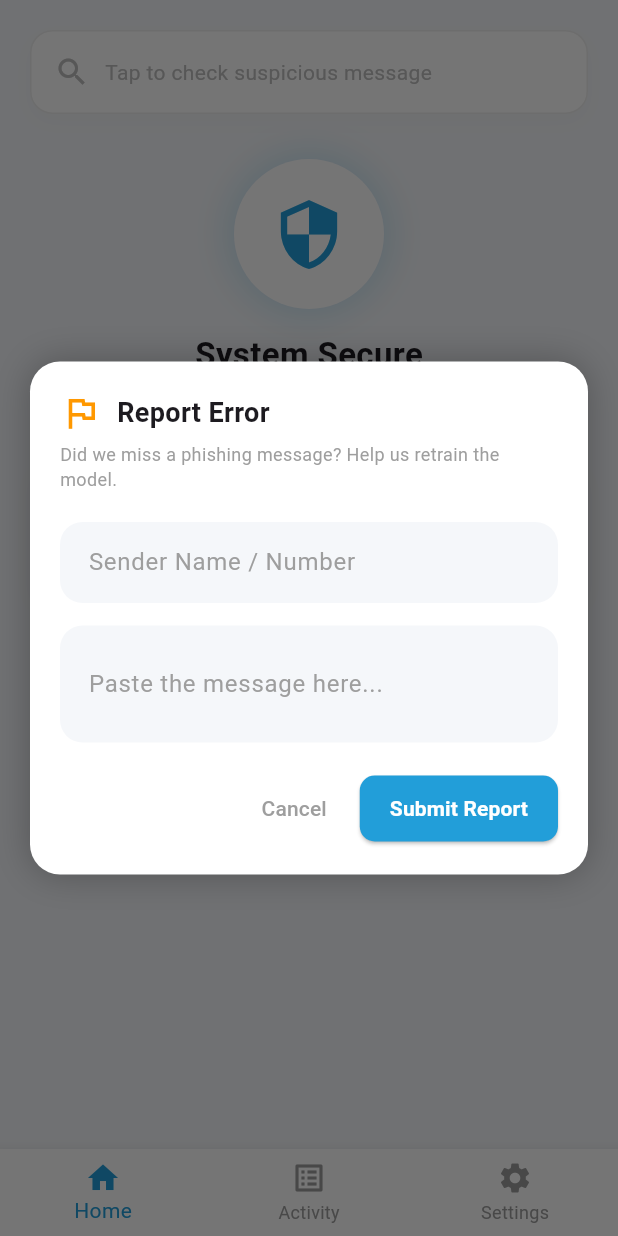
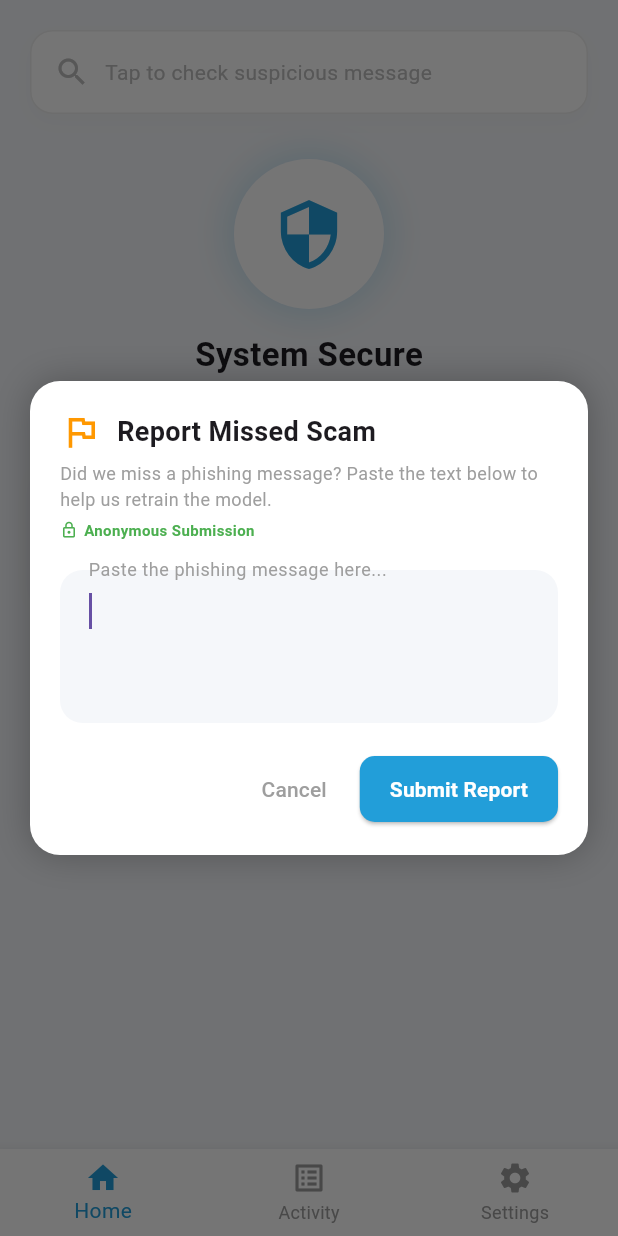
Before and after one commit to Hedgie06/PhishWatch, a Flutter app: the screen it shows after launch, after a tap on the "gpp bad" icon, after a tap on "Report", on a phone screen of 412 x 824 dp. Run offline on Flutter 3.47's test engine with Material 3 defaults, Android fonts, the phone set to English and light mode, and no system bars; our stand-ins replace cloud_firestore, firebase_auth, firebase_core, flutter_local_notifications, shared_preferences; accounts and stored records are empty.

```diff
--- a/lib/main.dart
+++ b/lib/main.dart
@@ -1,24 +1,26 @@
 import 'package:flutter/material.dart';
 import 'package:provider/provider.dart';
+import 'package:firebase_core/firebase_core.dart'; // 1. IMPORT THIS
+
 import 'providers/app_state.dart';
 import 'services/notification_service.dart';
 import 'services/api_service.dart';
-import 'services/storage_service.dart'; // Make sure this file exists!
+import 'services/storage_service.dart';
 import 'services/alert_service.dart';
-
-// The NEW UI
 import 'views/home_screen.dart';
 
 void main() async {
   WidgetsFlutterBinding.ensureInitialized();
 
-  // Keep your existing local notification setup
   await AlertService.init();
+
+  // 2. ADD THIS LINE
+  // This turns on the connection to your google-services.json file
+  await Firebase.initializeApp();
 
   runApp(
     MultiProvider(
       providers: [
-        // This injects the "Brain" (AppState) into the app
         ChangeNotifierProvider(
           create: (_) => AppState(
             notificationService: NotificationService(),
@@ -43,9 +45,8 @@ class PhishWatchApp extends StatelessWidget {
       theme: ThemeData(
         primarySwatch: Colors.blue,
         useMaterial3: true,
-        scaffoldBackgroundColor: Color(0xFFF5F7FA), // Matches your new UI background
+        scaffoldBackgroundColor: Color(0xFFF5F7FA),
       ),
-      // Point to the NEW Home Screen
       home: HomeScreen(),
     );
   }
--- a/lib/views/home_dashboard.dart
+++ b/lib/views/home_dashboard.dart
@@ -114,7 +114,8 @@ class HomeDashboard extends StatelessWidget {
                   () => launchUrl(Uri.parse('https://t.me/AsamAlert'))),
               _buildActionCard(context, Icons.menu_book, "Library", "Learn tactics", () {}),
               _buildActionCard(context, Icons.flag_outlined, "Report", "Flag error",
-                  () => _showReportDialog(context)),
+                  // Pass 'appState' here
+                  () => _showReportDialog(context, appState)),
             ],
           ),
 
@@ -270,14 +271,21 @@ void _showManualScanDialog(BuildContext context, AppState appState) {
     );
   }
 
-  // Helper: Report Dialog (Unchanged)
-void _showReportDialog(BuildContext context) {
-    // We don't need a text controller immediately unless you plan to validate
-    // But we use FocusNode to handle keyboard smooth appearance if needed
+  void _showReportDialog(BuildContext context, AppState appState) {
+    // Only need the message controller now
+    final TextEditingController _msgController = TextEditingController();
+    final FocusNode _focusNode = FocusNode();
+
+    // Smooth focus delay
+    Future.delayed(Duration(milliseconds: 600), () {
+      if (_focusNode.canRequestFocus) {
+        _focusNode.requestFocus();
+      }
+    });
 
     Navigator.of(context).push(
       PageRouteBuilder(
-        opaque: false, // Transparent background
+        opaque: false,
         barrierDismissible: true,
         barrierColor: Colors.black54,
         transitionDuration: Duration(milliseconds: 500),
@@ -285,10 +293,9 @@ void _showReportDialog(BuildContext context) {
 
           return Scaffold(
             backgroundColor: Colors.transparent,
-            resizeToAvoidBottomInset: false, // We handle layout manually
+            resizeToAvoidBottomInset: false,
             body: LayoutBuilder(
               builder: (context, constraints) {
-                // Calculate available height above keyboard
                 final bottomInset = MediaQuery.of(context).viewInsets.bottom;
                 final availableHeight = constraints.maxHeight - bottomInset - 40;
 
@@ -312,7 +319,7 @@ void _showReportDialog(BuildContext context) {
                           child: Container(
                             margin: EdgeInsets.all(20),
                             constraints: BoxConstraints(
-                              maxHeight: availableHeight > 0 ? availableHeight : 400,
+                              maxHeight: availableHeight > 0 ? availableHeight : 450,
                             ),
                             decoration: BoxDecoration(
                               color: Colors.white,
@@ -328,39 +335,34 @@ void _showReportDialog(BuildContext context) {
                                   children: [
                                     Icon(Icons.flag_outlined, color: Colors.orange, size: 28),
                                     SizedBox(width: 10),
-                                    Text("Report Error", style: TextStyle(fontSize: 18, fontWeight: FontWeight.bold)),
+                                    Text("Report Missed Scam", style: TextStyle(fontSize: 18, fontWeight: FontWeight.bold)),
                                   ],
                                 ),
                                 SizedBox(height: 5),
-                                Text("Did we miss a phishing message? Help us retrain the model.",
+                                Text("Did we miss a phishing message? Paste the text below to help us retrain the model.",
                                   style: TextStyle(fontSize: 12, color: Colors.grey)),
+
+                                SizedBox(height: 5),
+                                // Privacy Badge
+                                Row(
+                                  children: [
+                                    Icon(Icons.lock_outline, size: 12, color: Colors.green),
+                                    SizedBox(width: 4),
+                                    Text("Anonymous Submission", style: TextStyle(fontSize: 10, color: Colors.green, fontWeight: FontWeight.bold)),
+                                  ],
+                                ),
 
                                 SizedBox(height: 20),
 
-                                // Input 1: Sender
+                                // INPUT: Message Content
                                 TextField(
+                                  controller: _msgController,
+                                  focusNode: _focusNode, // Auto-focus the message field
+                                  maxLines: 5,
+                                  minLines: 3,
                                   decoration: InputDecoration(
-                                    labelText: "Sender Name / Number",
-                                    labelStyle: TextStyle(color: Colors.grey),
-                                    filled: true,
-                                    fillColor: Color(0xFFF5F7FA), // Clean Grey
-                                    // 🔴 REMOVES THE BLACK OUTLINE:
-                                    border: OutlineInputBorder(
-                                      borderRadius: BorderRadius.circular(15),
-                                      borderSide: BorderSide.none,
-                                    ),
-                                    contentPadding: EdgeInsets.all(15),
-                                  ),
-                                ),
-
-                                SizedBox(height: 15),
-
-                                // Input 2: Message
-                                TextField(
-                                  maxLines: 4,
-                                  minLines: 2,
-                                  decoration: InputDecoration(
-                                    labelText: "Paste the message here...",
+                                    labelText: "Paste the phishing message here...",
+                                    alignLabelWithHint: true,
                                     labelStyle: TextStyle(color: Colors.grey),
                                     filled: true,
                                     fillColor: Color(0xFFF5F7FA),
@@ -384,12 +386,33 @@ void _showReportDialog(BuildContext context) {
                                     ),
                                     SizedBox(width: 10),
                                     ElevatedButton(
-                                      onPressed: () {
-                                        // TODO: Firebase Logic
-                                        Navigator.pop(context);
-                                        ScaffoldMessenger.of(context).showSnackBar(
-                                          SnackBar(content: Text("Report sent! Thank you.")),
-                                        );
+                                      onPressed: () async { // 1. Made async
+                                        if (_msgController.text.isNotEmpty) {
+                                          try {
+                                            // 2. Call the submit function
+                                            await appState.submitReport(_msgController.text);
+
+                                            // 3. Close dialog & Show Success
+                                            if (context.mounted) {
+                                              Navigator.pop(context);
+                                              ScaffoldMessenger.of(context).showSnackBar(
+                                                SnackBar(
+                                                  content: Text("Report sent securely!"),
+                                                  backgroundColor: Colors.green
+                                                ),
+                                              );
+                                            }
+                                          } catch (e) {
+                                            if (context.mounted) {
+                                              ScaffoldMessenger.of(context).showSnackBar(
+                                                SnackBar(
+                                                  content: Text("Failed to send. Check logs."),
+                                                  backgroundColor: Colors.red
+                                                ),
+                                              );
+                                            }
+                                          }
+                                        }
                                       },
                                       style: ElevatedButton.styleFrom(
                                         backgroundColor: Color(0xFF229ED9),
--- a/lib/views/settings_page.dart
+++ b/lib/views/settings_page.dart
@@ -12,9 +12,11 @@ class SettingsPage extends StatelessWidget {
       child: Column(
         crossAxisAlignment: CrossAxisAlignment.start,
         children: [
+          // Header
           Text("Settings", style: TextStyle(fontSize: 22, fontWeight: FontWeight.bold)),
           SizedBox(height: 20),
 
+          // 1. Real-time Protection Switch
           Container(
             padding: EdgeInsets.all(15),
             decoration: BoxDecoration(color: Colors.white, borderRadius: BorderRadius.circular(15)),
@@ -36,7 +38,62 @@ class SettingsPage extends StatelessWidget {
               ],
             ),
           ),
+
+          SizedBox(height: 15),
+
+          // 2. Clear History Button (ADDED HERE)
+          GestureDetector(
+             onTap: () {
+               // Show Confirmation Dialog
+               showDialog(
+                 context: context,
+                 builder: (context) => AlertDialog(
+                   backgroundColor: Colors.white,
+                   surfaceTintColor: Colors.transparent,
+                   title: Text("Clear History?"),
+                   content: Text("This will permanently delete all scan logs."),
+                   actions: [
+                     TextButton(
+                       onPressed: () => Navigator.pop(context),
+                       child: Text("Cancel", style: TextStyle(color: Colors.grey))
+                     ),
+                     TextButton(
+                       onPressed: () {
+                         // Calls the clear function in AppState
+                         Provider.of<AppState>(context, listen: false).clearHistory();
+                         Navigator.pop(context); // Close dialog
+
+                         ScaffoldMessenger.of(context).showSnackBar(
+                           SnackBar(
+                             content: Text("History cleared!"),
+                             backgroundColor: Colors.red,
+                             duration: Duration(seconds: 1),
+                           )
+                         );
+                       },
+                       child: Text("Clear", style: TextStyle(color: Colors.red, fontWeight: FontWeight.bold))
+                     ),
+                   ],
+                 ),
+               );
+             },
+             child: Container(
+               width: double.infinity,
+               padding: EdgeInsets.all(15),
+               decoration: BoxDecoration(color: Colors.white, borderRadius: BorderRadius.circular(15)),
+               child: Row(
+                 children: [
+                   Icon(Icons.delete_outline, color: Colors.red),
+                   SizedBox(width: 15),
+                   Text("Clear Scan History", style: TextStyle(color: Colors.red, fontWeight: FontWeight.bold)),
+                 ],
+               ),
+             ),
+          ),
+
           Spacer(),
+
+          // Footer
           Center(child: Text("PhishWatch v1.0\nTelegram Dataset Model", textAlign: TextAlign.center, style: TextStyle(color: Colors.grey))),
         ],
       ),
--- a/pubspec.yaml
+++ b/pubspec.yaml
@@ -29,6 +29,9 @@ dependencies:
 
   # For local system notifications
   flutter_local_notifications: ^17.2.2
+  firebase_core: ^4.2.1
+  firebase_auth: ^6.1.2
+  cloud_firestore: ^6.1.0
 
 dev_dependencies:
   flutter_test:
```
Also changed, not shown: lib/providers/app_state.dart (+48 -22 lines), pubspec.lock, 7 other files.
